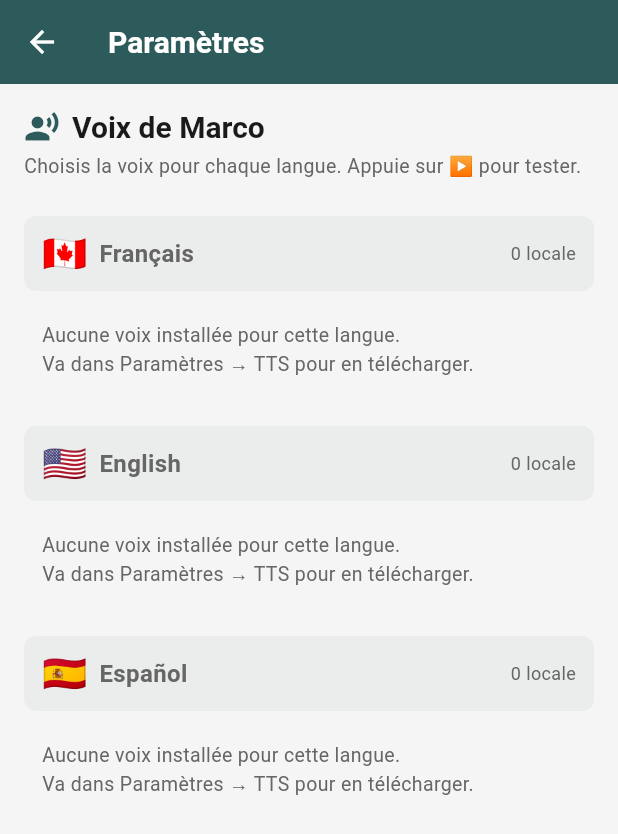
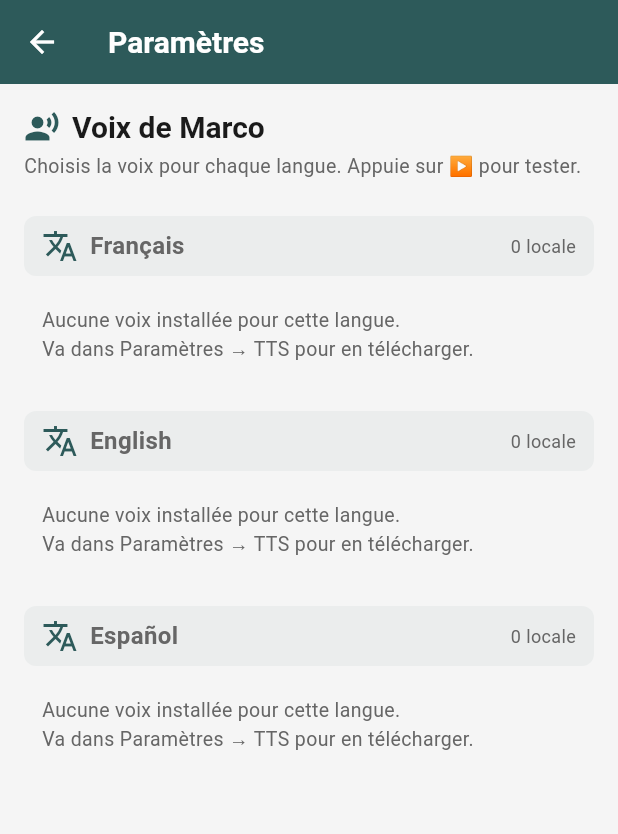
Before and after one commit to admin-rayv/app-voyage, a Flutter app: the SettingsScreen screen opened directly, on a phone screen of 412 x 824 dp. Shown: the top 834 px of the screen. Run offline on Flutter 3.47's test engine with Material 3 defaults, Android fonts, the phone set to English and light mode, and no system bars; our stand-ins replace connectivity_plus, flutter_map, flutter_riverpod, flutter_tts, geolocator, go_router and 4 more; accounts and stored records are empty.

Commit message:
fix(ui): remove country flags from language selectors — languages not countries

```diff
--- a/lib/screens/poi_detail_screen.dart
+++ b/lib/screens/poi_detail_screen.dart
@@ -388,11 +388,11 @@ class _PoiDetailScreenState extends State<PoiDetailScreen> {
           Row(
             mainAxisAlignment: MainAxisAlignment.center,
             children: [
-              _buildLanguageChip('fr', '🇫🇷 FR'),
+              _buildLanguageChip('fr', 'FR'),
               const SizedBox(width: 8),
-              _buildLanguageChip('en', '🇬🇧 EN'),
+              _buildLanguageChip('en', 'EN'),
               const SizedBox(width: 8),
-              _buildLanguageChip('es', '🇪🇸 ES'),
+              _buildLanguageChip('es', 'ES'),
             ],
           ),
           const SizedBox(height: 16),
--- a/lib/screens/settings_screen.dart
+++ b/lib/screens/settings_screen.dart
@@ -24,9 +24,9 @@ class _SettingsScreenState extends State<SettingsScreen> {
   String? _testingVoice;
 
   static const _languages = [
-    {'code': 'fr', 'label': 'Français', 'flag': '🇨🇦', 'testText': 'Bienvenue à Saint-Lambert! Je suis Marco, ton guide.'},
-    {'code': 'en', 'label': 'English', 'flag': '🇺🇸', 'testText': 'Welcome to Saint-Lambert! I\'m Marco, your guide.'},
-    {'code': 'es', 'label': 'Español', 'flag': '🇪🇸', 'testText': '¡Bienvenido a Saint-Lambert! Soy Marco, tu guía.'},
+    {'code': 'fr', 'label': 'Français', 'flag': '', 'testText': 'Bienvenue à Saint-Lambert! Je suis Marco, ton guide.'},
+    {'code': 'en', 'label': 'English', 'flag': '', 'testText': 'Welcome to Saint-Lambert! I\'m Marco, your guide.'},
+    {'code': 'es', 'label': 'Español', 'flag': '', 'testText': '¡Bienvenido a Saint-Lambert! Soy Marco, tu guía.'},
   ];
 
   @override
@@ -146,7 +146,7 @@ class _SettingsScreenState extends State<SettingsScreen> {
           ),
           child: Row(
             children: [
-              Text(flag, style: const TextStyle(fontSize: 24)),
+              Icon(Icons.translate, color: AppTheme.primaryColor),
               const SizedBox(width: 8),
               Text(
                 label,
```
